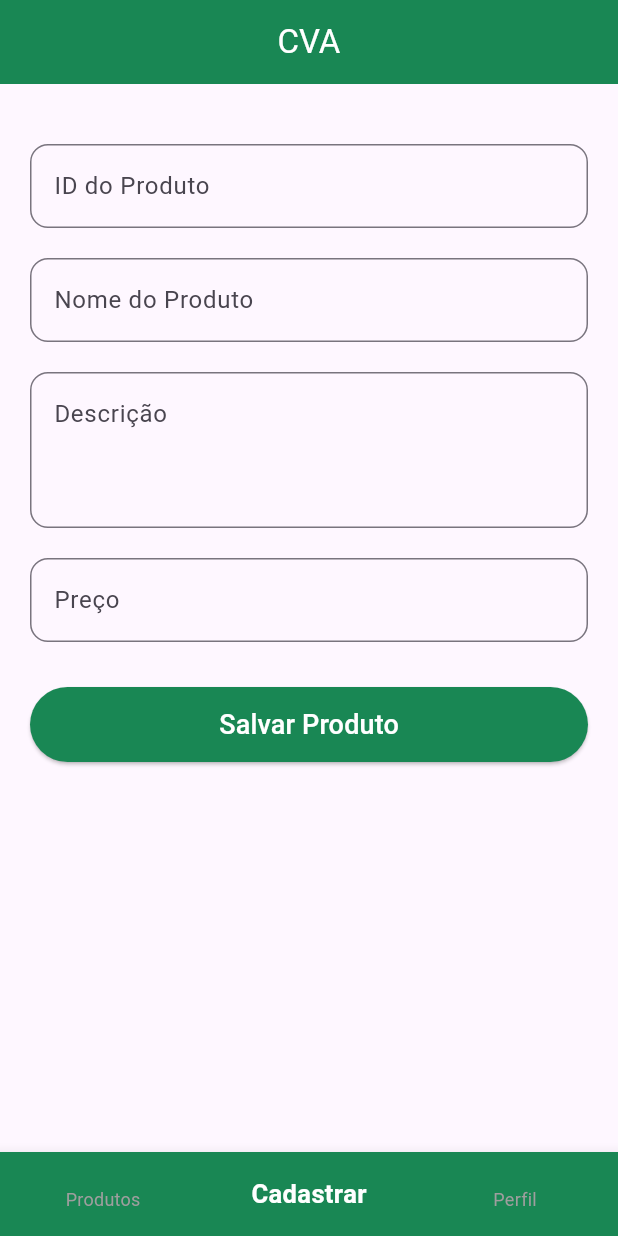
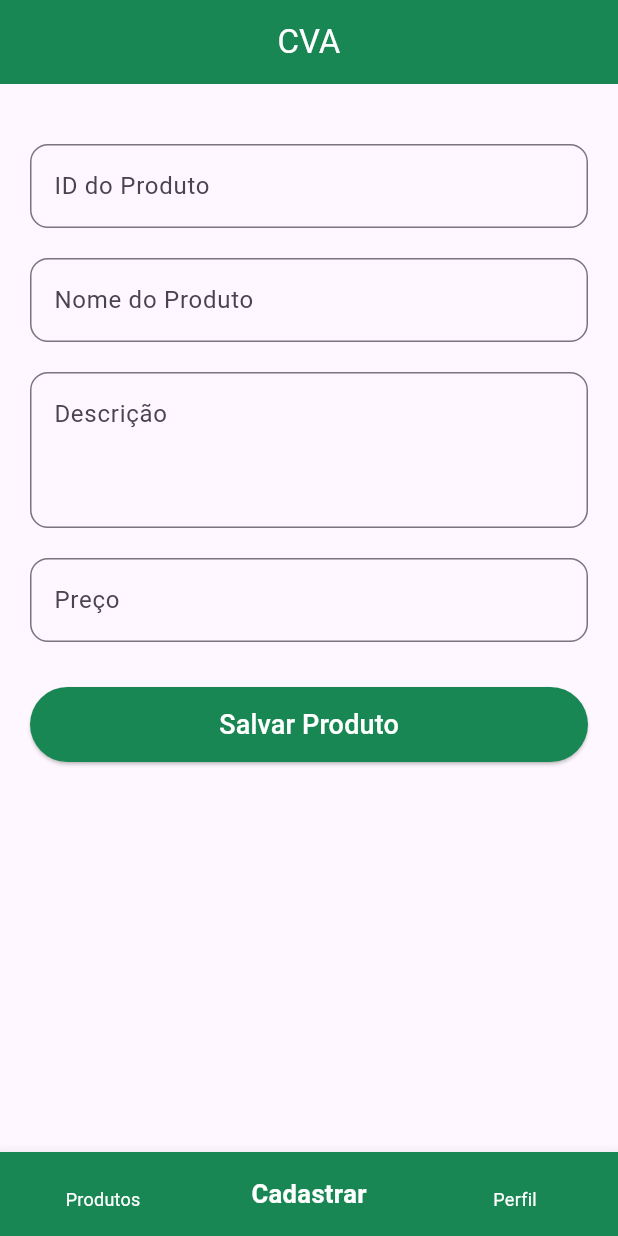
Before and after one commit to S7EIN07/cva, a Flutter app: the screen it shows after launch, swiped to page 2, on a phone screen of 412 x 824 dp. Run offline on Flutter 3.47's test engine with Material 3 defaults, Android fonts, the light colour scheme and no system bars; our stand-ins replace qr_flutter; network calls fail.

Commit message:
chore: sla

```diff
--- a/lib/ui/pages/home/home.dart
+++ b/lib/ui/pages/home/home.dart
@@ -50,7 +50,7 @@ class _HomeState extends State<Home> {
           fontSize: 17,
         ),
         selectedItemColor: Colors.white,
-        unselectedItemColor: Colors.grey,
+        unselectedItemColor: Colors.white,
         items: const [
           BottomNavigationBarItem(icon: SizedBox(height: 0), label: "Produtos"),
           BottomNavigationBarItem(
```
